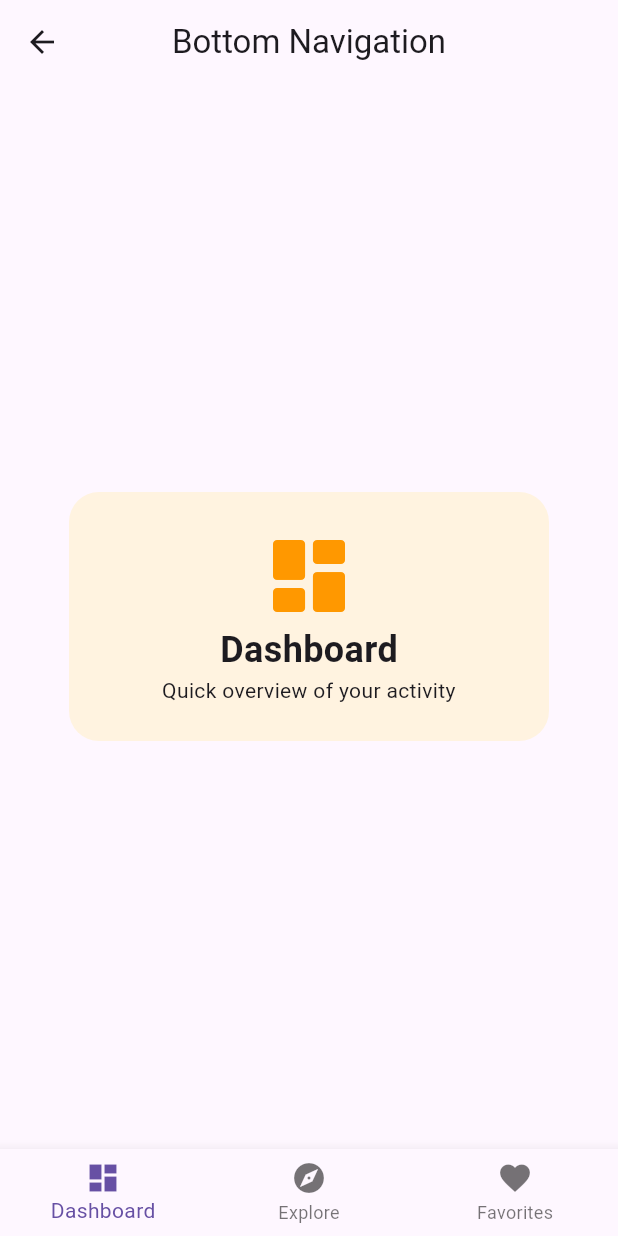
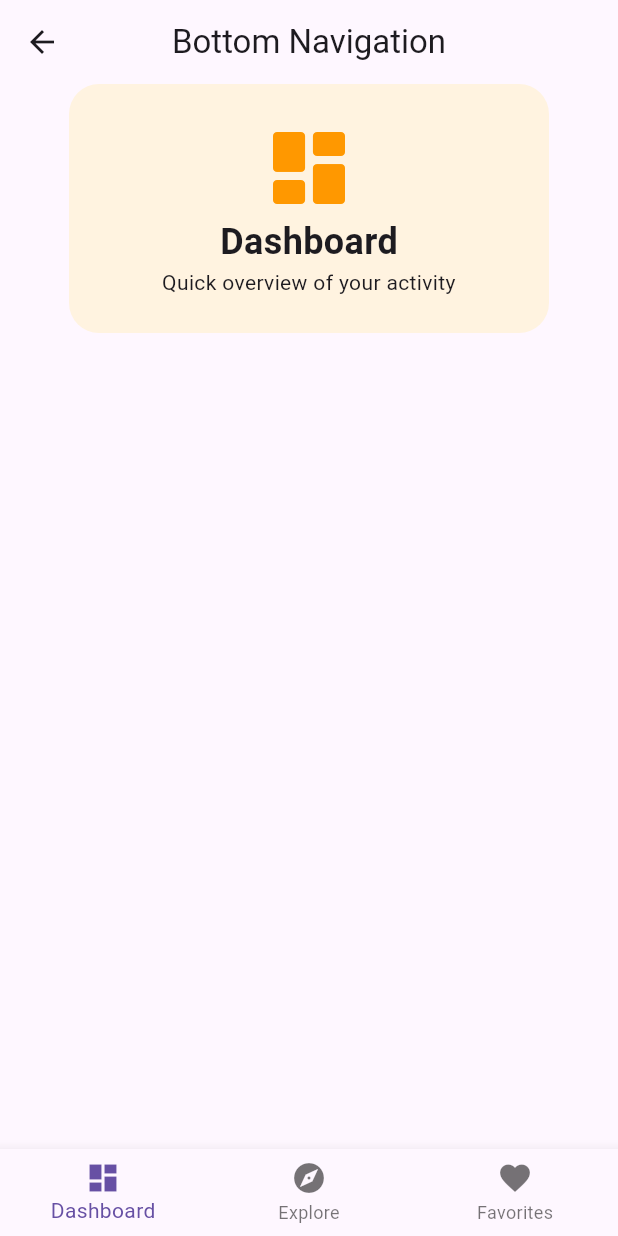
Before and after one commit to NetraChauhan/flutter_lab_sheet_4, a Flutter app: the Main screen opened directly, on a phone screen of 412 x 824 dp. Run offline on Flutter 3.47's test engine with Material 3 defaults, Android fonts, the phone set to English and light mode, and no system bars.

Commit message:
Remove vertical centering from Program 10

```diff
--- a/lib/program_10.dart
+++ b/lib/program_10.dart
@@ -23,5 +23,5 @@ class _S extends State<Main>{
 class _View extends StatelessWidget{
  final IconData icon;final String title,text;
  const _View(this.icon,this.title,this.text);
- Widget build(c)=>Center(child:Container(width:320,padding:const EdgeInsets.all(24),decoration:BoxDecoration(color:Colors.orange.shade50,borderRadius:BorderRadius.circular(20)),child:Column(mainAxisSize:MainAxisSize.min,children:[Icon(icon,size:64,color:Colors.orange),Text(title,style:const TextStyle(fontSize:24,fontWeight:FontWeight.bold)),Text(text,textAlign:TextAlign.center)])));
+ Widget build(c)=>Align(alignment:Alignment.topCenter,child:Container(width:320,padding:const EdgeInsets.all(24),decoration:BoxDecoration(color:Colors.orange.shade50,borderRadius:BorderRadius.circular(20)),child:Column(mainAxisSize:MainAxisSize.min,children:[Icon(icon,size:64,color:Colors.orange),Text(title,style:const TextStyle(fontSize:24,fontWeight:FontWeight.bold)),Text(text,textAlign:TextAlign.center)])));
 }
```
